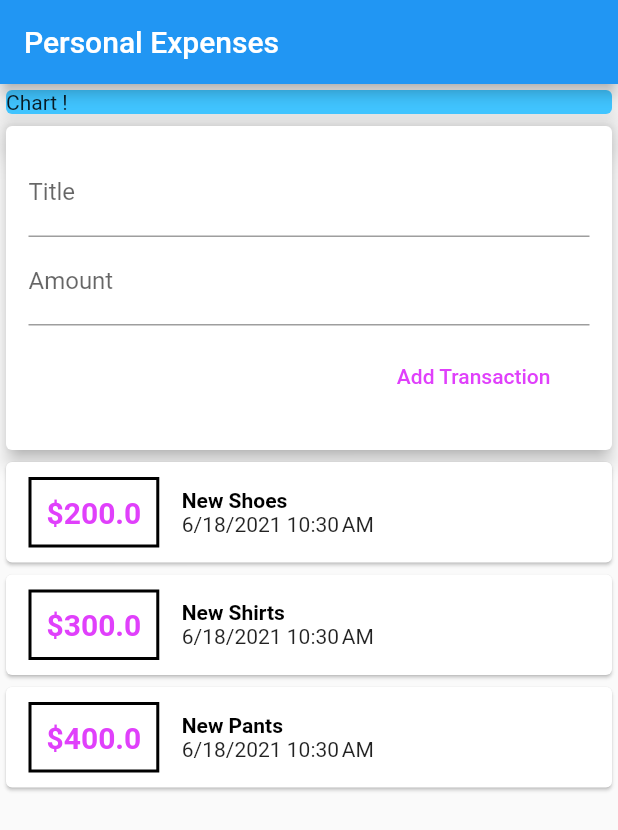
After one commit to rahmanonik18/F_MPOPersonalExpense, a Flutter app: the screen it shows after launch, on a phone screen of 412 x 824 dp. The commit adds this screen. Shown: the top 830 px of the screen. Run offline on Flutter 3.47's test engine with Material 2 defaults, Android fonts, the phone set to English and light mode, and no system bars.

Commit message:
Flutter Personal Expenses

```diff
--- a/lib/main.dart
+++ b/lib/main.dart
@@ -1,8 +1,9 @@
 
 import 'package:flutter/cupertino.dart';
 import 'package:flutter/material.dart';
-import './transaction.dart';
-import 'package:intl/intl.dart';
+import './widgets/user_transactions.dart';
+import './widgets/chart_list.dart';
+
 
 main() {
   runApp(MyApp());
@@ -11,30 +12,7 @@ main() {
 String titleInput;
 String amountInput;
 
-final titleController =  TextEditingController();
-final amountController = TextEditingController();
-
 class MyApp extends StatelessWidget {
-  final List<Transaction> transactions =[
-    Transaction(
-      id: 'a1',
-      title: 'New Shoes',
-      amount: 200.00,
-      date: DateTime.now(),
-    ),
-    Transaction(
-      id: 'b1',
-      title: 'New Shirts',
-      amount: 300.00,
-      date: DateTime.now(),
-    ),
-    Transaction(
-      id: 'c1',
-      title: 'New Pants',
-      amount: 400.00,
-      date: DateTime.now(),
-    ),
-  ];
   @override
   Widget build(BuildContext context) {
     return MaterialApp(
@@ -46,95 +24,8 @@ class MyApp extends StatelessWidget {
         body: Column(
           mainAxisAlignment: MainAxisAlignment.start,
           children:<Widget> [
-            Container(
-              width: double.infinity,
-              child: Card(
-                color: Colors.lightBlueAccent,
-                child: Text("Chart !"),
-                elevation: 10,
-              ),
-            ),
-            Card(
-              elevation: 5,
-              child: Container(
-                margin: EdgeInsets.all(10),
-                padding: EdgeInsets.all(5),
-                child: Column(
-                  crossAxisAlignment: CrossAxisAlignment.end,
-                children:<Widget> [
-                  TextField(
-                    decoration: InputDecoration(labelText: "Title"),
-                    controller: titleController,
-                    //onChanged: (val) {titleInput = val;},
-                  ),
-                  TextField(
-                    decoration: InputDecoration(labelText: "Amount"),
-                    controller: amountController,
-                    //onChanged: (val)=> amountInput = val,
-                  ),
-
-                  // ignore: deprecated_member_use
-                  Container(
-                    margin: EdgeInsets.all(10),
-                    // ignore: deprecated_member_use
-                    child: FlatButton(
-                        onPressed: (){
-                          print(titleController.text);
-                          print(amountController.text);
-                        },
-                        child: Text("Add Transaction"),
-                        textColor: Colors.purpleAccent,
-                    ),
-                  )
-
-                ],
-            ),
-              ),
-            ),
-            Column(children: transactions.map((tx) {
-              return Card(
-                  child: Row(
-                    children:<Widget> [
-                      Container(
-                        margin:EdgeInsets.symmetric(
-                          vertical: 10,
-                          horizontal: 15,
-                        ),
-                        padding:EdgeInsets.all(10),
-                        decoration: BoxDecoration(
-                          border: Border.all(
-                            color: Colors.black,
-                            width: 2,
-                          )
-                        ),
-                        child: Text(
-                          '\$${tx.amount}',
-                          style: TextStyle(
-                            color: Colors.purpleAccent,
-                            fontSize: 20,
-                            fontWeight: FontWeight.bold,
-                          ),
-                        ),
-                      ),
-                      Column(
-                        crossAxisAlignment: CrossAxisAlignment.start,
-                        children:<Widget> [
-                        Text(
-                           '${tx.title}',
-                          style: TextStyle(
-                            color: Colors.black,
-                            fontWeight: FontWeight.bold,
-                            fontSize: 14,
-                          ),
-                        ),
-                        Text(
-                            DateFormat.yMd().add_jm().format(tx.date),
-                            ),
-                      ],)
-                    ],
-                  )
-              );
-            }).toList(),),
+            ChartList(),
+            UserTransactions(),
           ],
         ),
       ),
--- /dev/null
+++ b/lib/widgets/chart_list.dart
@@ -0,0 +1,16 @@
+import 'package:flutter/material.dart';
+
+class ChartList extends StatelessWidget {
+
+  @override
+  Widget build(BuildContext context) {
+    return Container(
+      width: double.infinity,
+      child: Card(
+        color: Colors.lightBlueAccent,
+        child: Text("Chart !"),
+        elevation: 10,
+      ),
+    );
+  }
+}
--- /dev/null
+++ b/lib/widgets/new_transactions.dart
@@ -0,0 +1,48 @@
+import 'package:flutter/material.dart';
+import '../model/transaction.dart';
+
+class NewTransaction extends StatelessWidget {
+
+  final titleController =  TextEditingController();
+  final amountController = TextEditingController();
+  @override
+  Widget build(BuildContext context) {
+    return  Card(
+      elevation: 5,
+      child: Container(
+        margin: EdgeInsets.all(10),
+        padding: EdgeInsets.all(5),
+        child: Column(
+          crossAxisAlignment: CrossAxisAlignment.end,
+          children:<Widget> [
+            TextField(
+              decoration: InputDecoration(labelText: "Title"),
+              controller: titleController,
+              //onChanged: (val) {titleInput = val;},
+            ),
+            TextField(
+              decoration: InputDecoration(labelText: "Amount"),
+              controller: amountController,
+              //onChanged: (val)=> amountInput = val,
+            ),
+
+            // ignore: deprecated_member_use
+            Container(
+              margin: EdgeInsets.all(10),
+              // ignore: deprecated_member_use
+              child: FlatButton(
+                onPressed: (){
+                  print(titleController.text);
+                  print(amountController.text);
+                },
+                child: Text("Add Transaction"),
+                textColor: Colors.purpleAccent,
+              ),
+            )
+
+          ],
+        ),
+      ),
+    );
+  }
+}
--- /dev/null
+++ b/lib/widgets/transaction_list.dart
@@ -0,0 +1,78 @@
+import 'package:flutter/material.dart';
+import '../model/transaction.dart';
+import 'package:intl/intl.dart';
+
+class TransactionList  extends StatefulWidget {
+  @override
+  _TransactionListState createState() => _TransactionListState();
+}
+class _TransactionListState extends State<TransactionList>  {
+  final List<Transaction> _userTransaction =[
+    Transaction(
+      id: 'a1',
+      title: 'New Shoes',
+      amount: 200.00,
+      date: DateTime.now(),
+    ),
+    Transaction(
+      id: 'b1',
+      title: 'New Shirts',
+      amount: 300.00,
+      date: DateTime.now(),
+    ),
+    Transaction(
+      id: 'c1',
+      title: 'New Pants',
+      amount: 400.00,
+      date: DateTime.now(),
+    ),
+  ];
+  @override
+  Widget build(BuildContext context) {
+    return     Column(children: _userTransaction.map((tx) {
+      return Card(
+          child: Row(
+            children:<Widget> [
+              Container(
+                margin:EdgeInsets.symmetric(
+                  vertical: 10,
+                  horizontal: 15,
+                ),
+                padding:EdgeInsets.all(10),
+                decoration: BoxDecoration(
+                    border: Border.all(
+                      color: Colors.black,
+                      width: 2,
+                    )
+                ),
+                child: Text(
+                  '\$${tx.amount}',
+                  style: TextStyle(
+                    color: Colors.purpleAccent,
+                    fontSize: 20,
+                    fontWeight: FontWeight.bold,
+                  ),
+                ),
+              ),
+              Column(
+                crossAxisAlignment: CrossAxisAlignment.start,
+                children:<Widget> [
+                  Text(
+                    '${tx.title}',
+                    style: TextStyle(
+                      color: Colors.black,
+                      fontWeight: FontWeight.bold,
+                      fontSize: 14,
+                    ),
+                  ),
+                  Text(
+                    DateFormat.yMd().add_jm().format(tx.date),
+                  ),
+                ],)
+            ],
+          )
+      );
+    }).toList(),
+    );
+  }
+}
--- /dev/null
+++ b/lib/widgets/user_transactions.dart
@@ -0,0 +1,19 @@
+import 'package:flutter/material.dart';
+import '../widgets/new_transactions.dart';
+import '../widgets/transaction_list.dart';
+
+class UserTransactions extends StatefulWidget {
+  @override
+  _UserTransactionsState createState() => _UserTransactionsState();
+}
+class _UserTransactionsState extends State<UserTransactions> {
+  @override
+  Widget build(BuildContext context) {
+    return Column(
+      children: <Widget>[
+        NewTransaction(),
+        TransactionList(),
+      ],
+    );
+  }
+}
```
Also changed, not shown: lib/model/transaction.dart (renamed from lib/transaction.dart).
